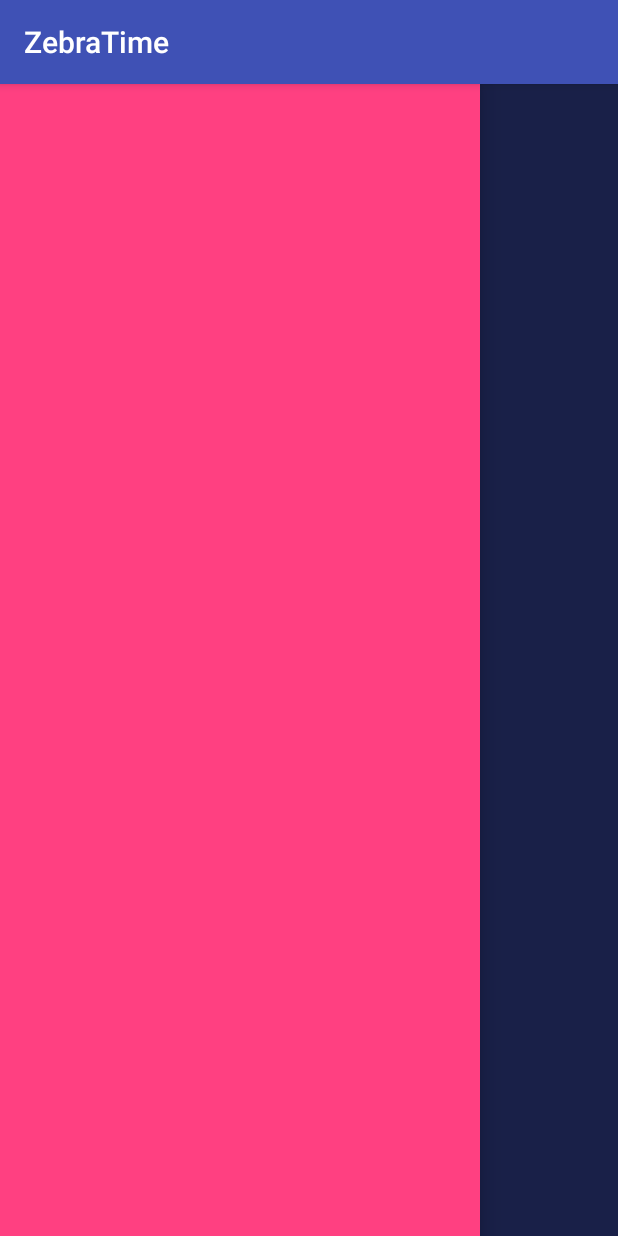
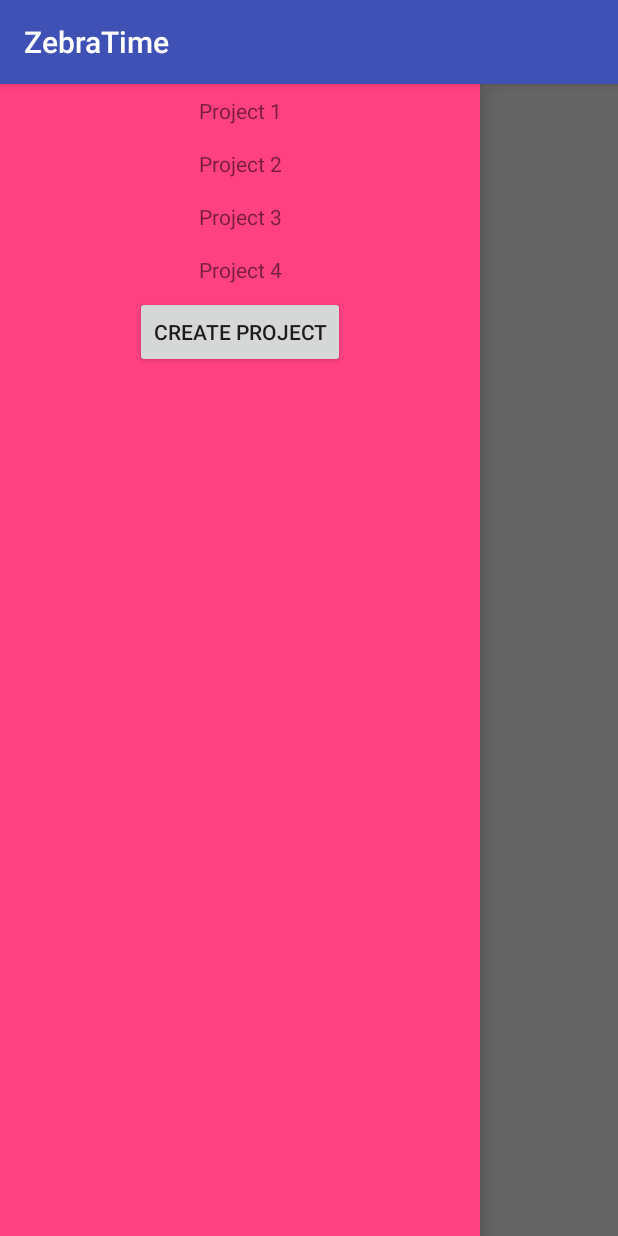
Before and after one commit to VitaliyBelyaev/ZebraTime, an Android app: the screen it shows after launch (MainActivity), with the side drawer open, on a phone screen of 412 x 824 dp. Run offline under Robolectric (Android 15) with nearby library versions, the phone set to English and light mode, and no system bars.

Commit message:
Main screen with drawer

```diff
--- a/app/build.gradle
+++ b/app/build.gradle
@@ -33,6 +33,7 @@ dependencies {
     implementation "com.google.firebase:firebase-core:${project.property('firebaseCore.version')}"
     implementation "com.google.firebase:firebase-database:${project.property('firebaseDatabase.version')}"
     implementation "com.android.support:appcompat-v7:${project.property('supportLib.version')}"
+    implementation "com.android.support:design:${project.property('supportLib.version')}"
     implementation "com.android.support:recyclerview-v7:${project.property('supportLib.version')}"
     implementation "com.android.support:cardview-v7:${project.property('supportLib.version')}"
 
--- /dev/null
+++ b/app/src/main/java/com/androidacademy/team5/zebratime/AllProjectsFragment.java
@@ -0,0 +1,74 @@
+package com.androidacademy.team5.zebratime;
+
+import android.content.Context;
+import android.os.Bundle;
+import android.support.annotation.NonNull;
+import android.support.annotation.Nullable;
+import android.support.v4.app.Fragment;
+import android.support.v7.widget.GridLayoutManager;
+import android.support.v7.widget.LinearLayoutManager;
+import android.support.v7.widget.RecyclerView;
+import android.view.LayoutInflater;
+import android.view.View;
+import android.view.ViewGroup;
+
+import com.androidacademy.team5.zebratime.domain.Project;
+
+import java.util.ArrayList;
+import java.util.List;
+import com.androidacademy.team5.zebratime.ProjectsAdapter.ProjectOnClickHandler;
+
+public class AllProjectsFragment extends Fragment {
+
+    private ProjectsAdapter adapter;
+    private RecyclerView recyclerView;
+    private ProjectOnClickHandler onClickHandler;
+
+    @Nullable
+    @Override
+    public View onCreateView(@NonNull LayoutInflater inflater,
+                             @Nullable ViewGroup container,
+                             @Nullable Bundle savedInstanceState) {
+        View view = inflater.inflate(R.layout.fragment_all_projects,container,false);
+
+        recyclerView = view.findViewById(R.id.projects_recycler_view);
+        return view;
+    }
+
+    @Override
+    public void onViewCreated(@NonNull View view, @Nullable Bundle savedInstanceState) {
+        super.onViewCreated(view, savedInstanceState);
+
+        recyclerView.setLayoutManager(new LinearLayoutManager(getContext()));
+        adapter = new ProjectsAdapter(onClickHandler);
+        recyclerView.setAdapter(adapter);
+
+        ArrayList<Project> projects = new ArrayList<>();
+        projects.add(new Project("1","Project 1"));
+        projects.add(new Project("2","Project 2"));
+        projects.add(new Project("3","Project 3"));
+        projects.add(new Project("4","Project 4"));
+
+        adapter.replaceWith(projects);
+    }
+
+    @Override
+    public void onAttach(Context context) {
+        super.onAttach(context);
+        if(context instanceof ProjectOnClickHandler){
+            onClickHandler = (ProjectOnClickHandler) context;
+        }
+    }
+
+    @Override
+    public void onDetach() {
+        super.onDetach();
+        onClickHandler = null;
+    }
+
+
+    public static AllProjectsFragment newInstance() {
+        AllProjectsFragment fragment = new AllProjectsFragment();
+        return fragment;
+    }
+}
--- a/app/src/main/java/com/androidacademy/team5/zebratime/MainActivity.java
+++ b/app/src/main/java/com/androidacademy/team5/zebratime/MainActivity.java
@@ -1,13 +1,40 @@
 package com.androidacademy.team5.zebratime;
 
+import android.support.v4.app.FragmentTransaction;
+import android.support.v4.widget.DrawerLayout;
 import android.support.v7.app.AppCompatActivity;
 import android.os.Bundle;
+import android.view.Gravity;
 
-public class MainActivity extends AppCompatActivity {
+public class MainActivity extends AppCompatActivity
+        implements ProjectsAdapter.ProjectOnClickHandler {
+
+    private DrawerLayout drawerLayout;
 
     @Override
     protected void onCreate(Bundle savedInstanceState) {
         super.onCreate(savedInstanceState);
         setContentView(R.layout.activity_main);
+        drawerLayout = findViewById(R.id.drawer_layout);
+
+        AllProjectsFragment allProjectsFragment = AllProjectsFragment.newInstance();
+
+        getSupportFragmentManager()
+                .beginTransaction()
+                .add(R.id.left_container, allProjectsFragment)
+                .commit();
+
+    }
+
+
+    @Override
+    public void onProjectClick(String projectId) {
+        drawerLayout.closeDrawer(Gravity.START);
+        ProjectFragment projectFragment = ProjectFragment.newInstance("1");
+        getSupportFragmentManager()
+                .beginTransaction()
+                .replace(R.id.main_container, projectFragment)
+                .commit();
+
     }
 }
--- /dev/null
+++ b/app/src/main/java/com/androidacademy/team5/zebratime/ProjectsAdapter.java
@@ -0,0 +1,70 @@
+package com.androidacademy.team5.zebratime;
+
+import android.support.annotation.NonNull;
+import android.support.v7.widget.RecyclerView;
+import android.view.LayoutInflater;
+import android.view.View;
+import android.view.ViewGroup;
+import android.widget.TextView;
+
+import com.androidacademy.team5.zebratime.domain.Project;
+
+import java.util.List;
+
+public class ProjectsAdapter extends RecyclerView.Adapter<ProjectsAdapter.ProjectVH> {
+
+    private List<Project> projects;
+    private ProjectOnClickHandler onClickHandler;
+
+    public interface ProjectOnClickHandler{
+        void onProjectClick(String projectId);
+    }
+
+    public void replaceWith(List<Project> projects){
+        this.projects = projects;
+        notifyDataSetChanged();
+    }
+
+    public ProjectsAdapter(ProjectOnClickHandler onClickHandler) {
+        this.onClickHandler = onClickHandler;
+    }
+
+    @NonNull
+    @Override
+    public ProjectsAdapter.ProjectVH onCreateViewHolder(@NonNull ViewGroup parent, int viewType) {
+        LayoutInflater inflater = LayoutInflater.from(parent.getContext());
+        return new ProjectVH(inflater.inflate(R.layout.project_item, parent, false));
+    }
+
+    @Override
+    public void onBindViewHolder(@NonNull ProjectsAdapter.ProjectVH holder, int position) {
+        String title = projects.get(position).getTitle();
+        holder.textView.setText(title);
+    }
+
+    @Override
+    public int getItemCount() {
+        if(projects != null){
+            return projects.size();
+        }
+        return 0;
+    }
+
+    public class ProjectVH extends RecyclerView.ViewHolder{
+
+        TextView textView;
+
+        public ProjectVH(View itemView){
+            super(itemView);
+
+            this.textView = itemView.findViewById(R.id.tv_project);
+            itemView.setOnClickListener(new View.OnClickListener() {
+                @Override
+                public void onClick(View v) {
+                    int position = getAdapterPosition();
+                    onClickHandler.onProjectClick(projects.get(position).getId());
+                }
+            });
+        }
+    }
+}
--- /dev/null
+++ b/app/src/main/java/com/androidacademy/team5/zebratime/domain/Project.java
@@ -0,0 +1,20 @@
+package com.androidacademy.team5.zebratime.domain;
+
+public class Project {
+
+    private String id;
+    private String title;
+
+    public Project(String id, String title) {
+        this.id = id;
+        this.title = title;
+    }
+
+    public String getId() {
+        return id;
+    }
+
+    public String getTitle() {
+        return title;
+    }
+}
--- a/app/src/main/res/layout/activity_main.xml
+++ b/app/src/main/res/layout/activity_main.xml
@@ -1,7 +1,7 @@
 <?xml version="1.0" encoding="utf-8"?>
 <android.support.v4.widget.DrawerLayout xmlns:android="http://schemas.android.com/apk/res/android"
     xmlns:tools="http://schemas.android.com/tools"
-    android:id="@+id/main_drawer"
+    android:id="@+id/drawer_layout"
     android:layout_width="match_parent"
     android:layout_height="match_parent"
     tools:context=".MainActivity"
@@ -10,16 +10,16 @@
     <FrameLayout
         android:id="@+id/main_container"
         android:layout_width="match_parent"
-        android:layout_height="match_parent"
-        android:background="@color/colorPrimary">
+        android:layout_height="match_parent">
     </FrameLayout>
 
     <FrameLayout
-        android:id="@+id/left_drawer"
+        android:id="@+id/left_container"
         android:layout_width="320dp"
         android:layout_height="match_parent"
+        android:layout_gravity="start"
         android:background="@color/colorAccent"
-        android:layout_gravity="start">
+        android:name="com.androidacademy.team5.zebratime.AllProjectsFragment">
     </FrameLayout>
 
 </android.support.v4.widget.DrawerLayout>
--- /dev/null
+++ b/app/src/main/res/layout/fragment_all_projects.xml
@@ -0,0 +1,18 @@
+<?xml version="1.0" encoding="utf-8"?>
+<LinearLayout xmlns:android="http://schemas.android.com/apk/res/android"
+    android:layout_width="match_parent"
+    android:layout_height="match_parent"
+    android:orientation="vertical">
+
+    <android.support.v7.widget.RecyclerView
+        android:id="@+id/projects_recycler_view"
+        android:layout_width="match_parent"
+        android:layout_height="wrap_content"/>
+
+    <Button
+        android:layout_width="wrap_content"
+        android:layout_height="wrap_content"
+        android:text="Create project"
+        android:layout_gravity="center"/>
+
+</LinearLayout>
--- /dev/null
+++ b/app/src/main/res/layout/project_item.xml
@@ -0,0 +1,9 @@
+<?xml version="1.0" encoding="utf-8"?>
+<TextView xmlns:android="http://schemas.android.com/apk/res/android"
+    android:id="@+id/tv_project"
+    android:layout_width="match_parent"
+    android:layout_height="wrap_content"
+    android:layout_margin="8dp"
+    android:gravity="center"
+    android:orientation="vertical"
+    android:text="Project 1" />
```
Also changed, not shown: app/src/main/java/com/androidacademy/team5/zebratime/ProjectFragment.java (added, +86 -0 lines), app/src/main/java/com/androidacademy/team5/zebratime/TasksAdapter.java (added, +78 -0 lines), app/src/main/java/com/androidacademy/team5/zebratime/domain/Task.java (added, +19 -0 lines), app/src/main/res/layout/fragment_project.xml (added, +13 -0 lines), app/src/main/res/layout/task_item.xml (added, +27 -0 lines).
